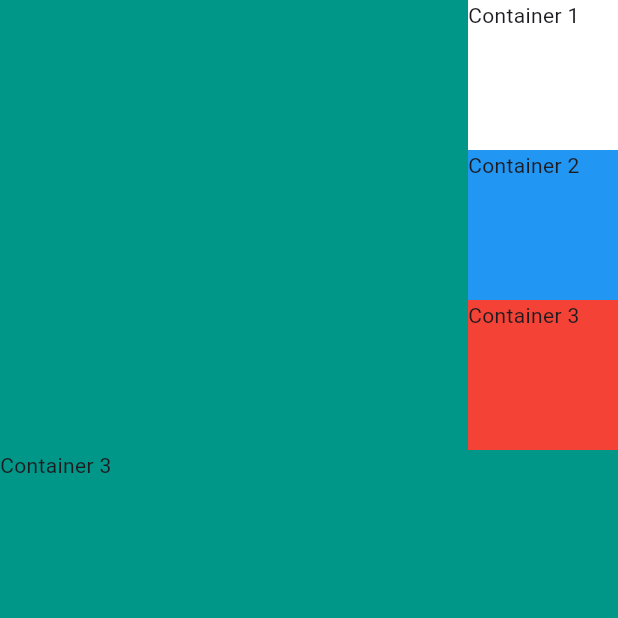
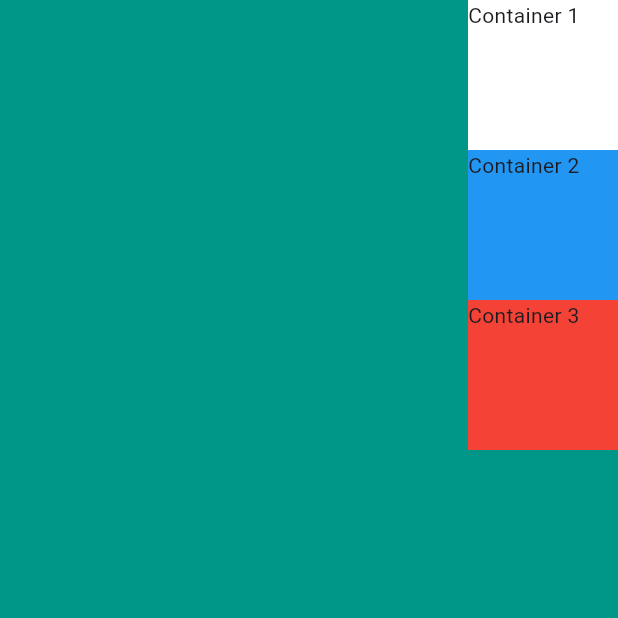
Before and after one commit to shalom-geek-ng/myfirst_mi_card_flutter, a Flutter app: the screen it shows after launch, on a phone screen of 412 x 824 dp, the top half of it. Run offline on Flutter 3.47's test engine with Material 3 defaults, Android fonts, the phone set to English and light mode, and no system bars.

Commit message:
remove text

```diff
--- a/lib/main.dart
+++ b/lib/main.dart
@@ -44,7 +44,7 @@ class MyApp extends StatelessWidget {
               Container(
                 width: double.infinity,
                 height: 100,
-                child: Text("Container 3"),
+
               )
             ],
           ),
```
